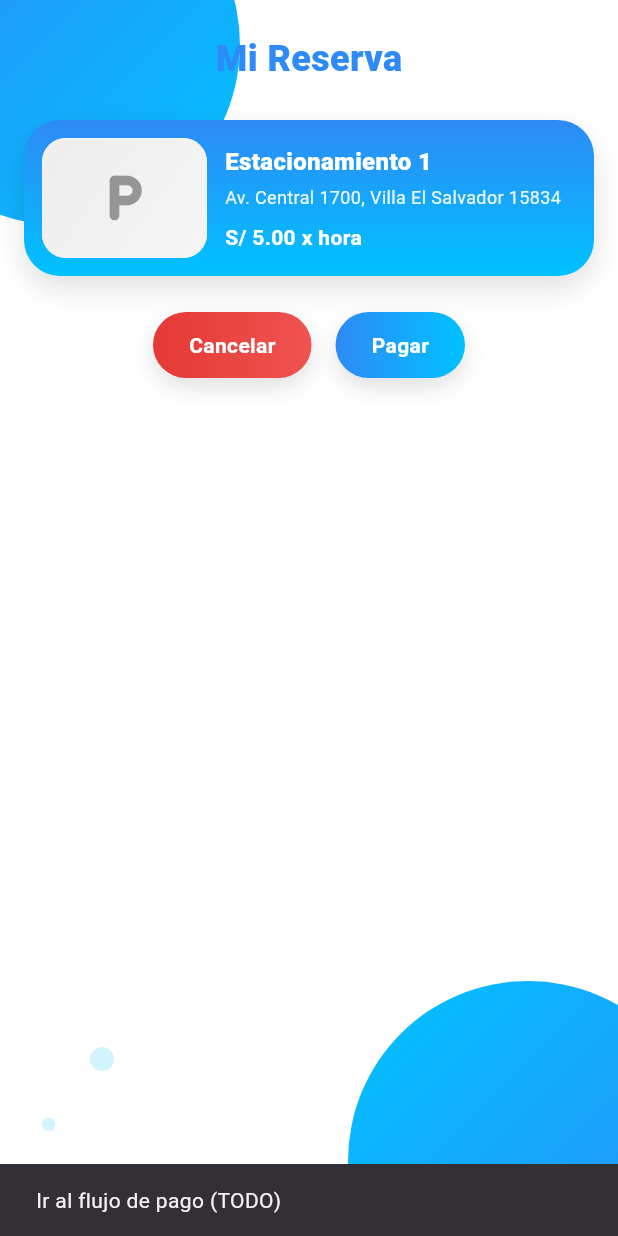
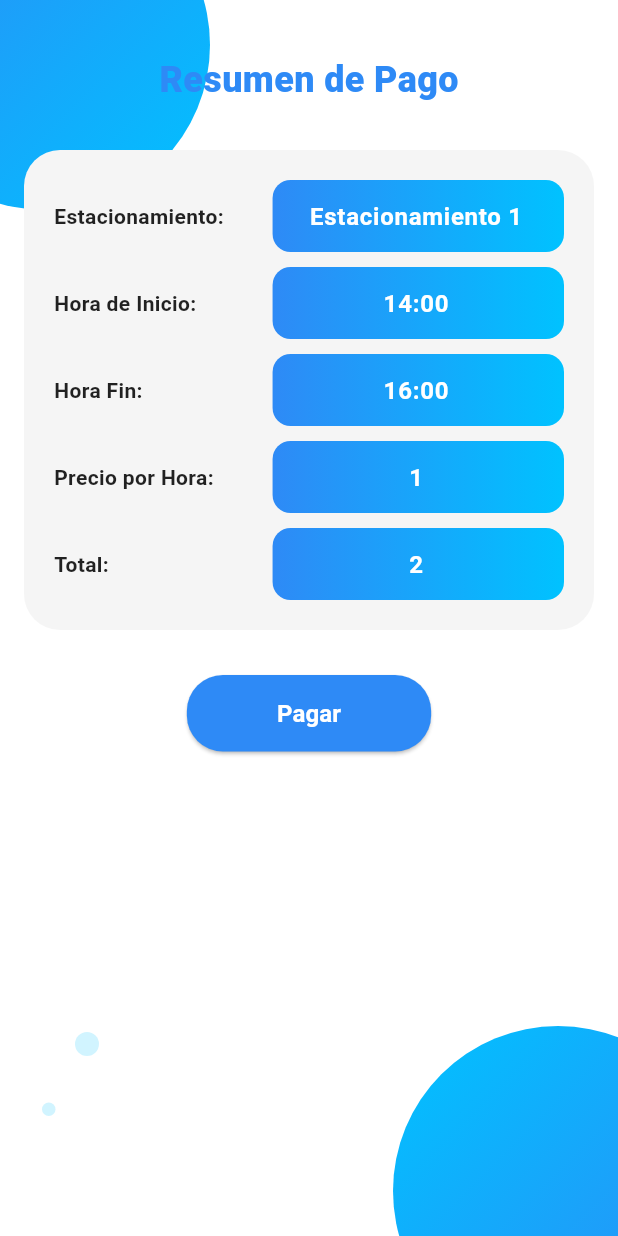
Before and after one commit to FlorMili/garage, a Flutter app: the MyBookingsView screen opened directly, after a tap on "Pagar", on a phone screen of 412 x 824 dp. Run offline on Flutter 3.47's test engine with Material 3 defaults, Android fonts, the phone set to English and light mode, and no system bars; Roboto replaces fonts that are missing (Figtree).

Commit message:
feat(ui): add payment pages

```diff
--- a/lib/screens/my_bookings.dart
+++ b/lib/screens/my_bookings.dart
@@ -1,4 +1,5 @@
 import 'package:flutter/material.dart';
+import 'package:garage/screens/screens.dart';
 
 class MyBookingsView extends StatelessWidget {
   const MyBookingsView({
@@ -18,27 +19,34 @@ class MyBookingsView extends StatelessWidget {
   static const _blueEnd = Color(0xFF00C2FF);
 
   void _onPay(BuildContext context) {
-    ScaffoldMessenger.of(context).showSnackBar(
-      const SnackBar(content: Text('Ir al flujo de pago (TODO)')),
-    );
+    ScaffoldMessenger.of(
+      context,
+    ).showSnackBar(const SnackBar(content: Text('Ir al flujo de pago (TODO)')));
   }
 
   void _onCancel(BuildContext context) async {
     final ok = await showDialog<bool>(
       context: context,
-      builder: (_) => AlertDialog(
+      builder:
+          (_) => AlertDialog(
             title: const Text('Cancelar reserva'),
             content: const Text('¿Seguro que deseas cancelar esta reserva?'),
             actions: [
-          TextButton(onPressed: () => Navigator.pop(context, false), child: const Text('No')),
-          FilledButton(onPressed: () => Navigator.pop(context, true), child: const Text('Sí, cancelar')),
+              TextButton(
+                onPressed: () => Navigator.pop(context, false),
+                child: const Text('No'),
+              ),
+              FilledButton(
+                onPressed: () => Navigator.pop(context, true),
+                child: const Text('Sí, cancelar'),
+              ),
             ],
           ),
     );
     if (ok == true && context.mounted) {
-      ScaffoldMessenger.of(context).showSnackBar(
-        const SnackBar(content: Text('Reserva cancelada')),
-      );
+      ScaffoldMessenger.of(
+        context,
+      ).showSnackBar(const SnackBar(content: Text('Reserva cancelada')));
       // TODO: llamar API para cancelar y actualizar estado
     }
   }
@@ -51,7 +59,11 @@ class MyBookingsView extends StatelessWidget {
         children: [
           // blobs decorativos
           Positioned(top: -90, left: -80, child: _blob(240, 240)),
-          Positioned(bottom: -70, right: -60, child: _blob(240, 240, reverse: true)),
+          Positioned(
+            bottom: -70,
+            right: -60,
+            child: _blob(240, 240, reverse: true),
+          ),
           Positioned(bottom: 110, left: 60, child: _circle(16)),
           Positioned(bottom: 70, left: 28, child: _circle(9)),
           SafeArea(
@@ -93,7 +105,14 @@ class MyBookingsView extends StatelessWidget {
                       _PillButton(
                         text: 'Pagar',
                         colors: const [_blueStart, _blueEnd],
-                        onTap: () => _onPay(context),
+                        onTap: () {
+                          Navigator.push(
+                            context,
+                            MaterialPageRoute(
+                              builder: (_) => const PaymentSummaryPage(),
+                            ),
+                          );
+                        },
                       ),
                     ],
                   ),
@@ -165,7 +184,11 @@ class _BookingCard extends StatelessWidget {
           end: Alignment.topCenter,
         ),
         boxShadow: const [
-          BoxShadow(color: Colors.black12, blurRadius: 16, offset: Offset(0, 8)),
+          BoxShadow(
+            color: Colors.black12,
+            blurRadius: 16,
+            offset: Offset(0, 8),
+          ),
         ],
       ),
       child: Row(
@@ -177,7 +200,8 @@ class _BookingCard extends StatelessWidget {
               width: 110,
               height: 80,
               color: Colors.white,
-              child: imageAsset == null
+              child:
+                  imageAsset == null
                       ? const _ParkingPlaceholder()
                       : Image.asset(imageAsset!, fit: BoxFit.cover),
             ),
@@ -188,13 +212,16 @@ class _BookingCard extends StatelessWidget {
             child: Column(
               crossAxisAlignment: CrossAxisAlignment.start,
               children: [
-                Text(name,
+                Text(
+                  name,
                   maxLines: 1,
                   overflow: TextOverflow.ellipsis,
                   style: const TextStyle(
                     color: Colors.white,
                     fontSize: 16,
-                        fontWeight: FontWeight.w800)),
+                    fontWeight: FontWeight.w800,
+                  ),
+                ),
                 const SizedBox(height: 4),
                 Text(
                   address,
@@ -244,7 +271,11 @@ class _PillButton extends StatelessWidget {
           borderRadius: BorderRadius.circular(26),
           gradient: LinearGradient(colors: colors),
           boxShadow: const [
-            BoxShadow(color: Colors.black12, blurRadius: 12, offset: Offset(0, 6)),
+            BoxShadow(
+              color: Colors.black12,
+              blurRadius: 12,
+              offset: Offset(0, 6),
+            ),
           ],
         ),
         child: Text(
@@ -273,7 +304,11 @@ class _ParkingPlaceholder extends StatelessWidget {
           end: Alignment.bottomRight,
         ),
       ),
-      child: const Icon(Icons.local_parking_rounded, size: 40, color: Colors.black38),
+      child: const Icon(
+        Icons.local_parking_rounded,
+        size: 40,
+        color: Colors.black38,
+      ),
     );
   }
 }
--- /dev/null
+++ b/lib/screens/payment_summary_page.dart
@@ -0,0 +1,199 @@
+import 'package:flutter/material.dart';
+import 'package:garage/screens/screens.dart';
+
+class PaymentSummaryPage extends StatefulWidget {
+  const PaymentSummaryPage({super.key});
+
+  @override
+  State<PaymentSummaryPage> createState() => _PaymentSummaryPageState();
+}
+
+class _PaymentSummaryPageState extends State<PaymentSummaryPage> {
+  final TextEditingController _parkingController = TextEditingController(
+    text: 'Estacionamiento 1',
+  );
+  final TextEditingController _startController = TextEditingController(
+    text: '14:00',
+  );
+  final TextEditingController _endController = TextEditingController(
+    text: '16:00',
+  );
+  final TextEditingController _priceController = TextEditingController(
+    text: '1',
+  );
+  final TextEditingController _totalController = TextEditingController(
+    text: '2',
+  );
+
+  @override
+  Widget build(BuildContext context) {
+    return Scaffold(
+      backgroundColor: Colors.white,
+      body: Stack(
+        children: [
+          // decoraciones tipo blob
+          Positioned(top: -80, left: -80, child: _blob(220, 220)),
+          Positioned(
+            bottom: -80,
+            right: -70,
+            child: _blob(220, 220, reverse: true),
+          ),
+          Positioned(bottom: 120, left: 50, child: _circle(16)),
+          Positioned(bottom: 80, left: 28, child: _circle(9)),
+          SafeArea(
+            child: Padding(
+              padding: const EdgeInsets.symmetric(horizontal: 16, vertical: 16),
+              child: Column(
+                children: [
+                  const SizedBox(height: 20),
+                  const Text(
+                    'Resumen de Pago',
+                    style: TextStyle(
+                      color: Color(0xFF2E8AF6),
+                      fontSize: 24,
+                      fontWeight: FontWeight.w900,
+                    ),
+                  ),
+                  const SizedBox(height: 30),
+                  _summaryCard(),
+                  const SizedBox(height: 30),
+                  _payButton(context),
+                ],
+              ),
+            ),
+          ),
+        ],
+      ),
+    );
+  }
+
+  Widget _summaryCard() {
+    return Container(
+      padding: const EdgeInsets.all(20),
+      decoration: BoxDecoration(
+        color: Colors.grey[100],
+        borderRadius: BorderRadius.circular(24),
+      ),
+      child: Column(
+        children: [
+          _inputField('Estacionamiento:', _parkingController),
+          const SizedBox(height: 10),
+          _inputField('Hora de Inicio:', _startController),
+          const SizedBox(height: 10),
+          _inputField('Hora Fin:', _endController),
+          const SizedBox(height: 10),
+          _inputField('Precio por Hora:', _priceController),
+          const SizedBox(height: 10),
+          _inputField('Total:', _totalController),
+        ],
+      ),
+    );
+  }
+
+  Widget _inputField(String label, TextEditingController controller) {
+    return Row(
+      children: [
+        Expanded(
+          flex: 3,
+          child: Text(
+            label,
+            style: const TextStyle(
+              color: Colors.black87,
+              fontWeight: FontWeight.w600,
+            ),
+          ),
+        ),
+        Expanded(
+          flex: 4,
+          child: Container(
+            decoration: BoxDecoration(
+              gradient: const LinearGradient(
+                colors: [Color(0xFF2E8AF6), Color(0xFF00C2FF)],
+                begin: Alignment.centerLeft,
+                end: Alignment.centerRight,
+              ),
+              borderRadius: BorderRadius.circular(12),
+            ),
+            child: TextField(
+              controller: controller,
+              textAlign: TextAlign.center,
+              style: const TextStyle(
+                color: Colors.white,
+                fontWeight: FontWeight.bold,
+              ),
+              decoration: const InputDecoration(
+                border: InputBorder.none,
+                contentPadding: EdgeInsets.symmetric(vertical: 8),
+              ),
+            ),
+          ),
+        ),
+      ],
+    );
+  }
+
+  Widget _payButton(BuildContext context) {
+    return ElevatedButton(
+      style: ElevatedButton.styleFrom(
+        padding: const EdgeInsets.symmetric(horizontal: 60, vertical: 14),
+        backgroundColor: const Color(0xFF2E8AF6),
+        shape: RoundedRectangleBorder(borderRadius: BorderRadius.circular(24)),
+      ),
+      onPressed: () {
+        ScaffoldMessenger.of(context).showSnackBar(
+          const SnackBar(content: Text('Pago realizado con éxito')),
+        );
+        Navigator.push(
+          context,
+          MaterialPageRoute(
+            builder:
+                (_) => const PaymentSuccessPage(
+                  name: 'Juan Pérez',
+                  plate: 'ABC-123',
+                  paymentDate: '12/10/2025',
+                  hour: '16:00',
+                ),
+          ),
+        );
+      },
+      child: const Text(
+        'Pagar',
+        style: TextStyle(
+          color: Colors.white,
+          fontWeight: FontWeight.w700,
+          fontSize: 16,
+        ),
+      ),
+    );
+  }
+
+  // Decoraciones (mismo estilo que las otras pantallas)
+  Widget _blob(double w, double h, {bool reverse = false}) {
+    return Container(
+      width: w,
+      height: h,
+      decoration: BoxDecoration(
+        gradient: LinearGradient(
+          colors:
+              reverse
+                  ? [const Color(0xFF00C2FF), const Color(0xFF2E8AF6)]
+                  : [const Color(0xFF2E8AF6), const Color(0xFF00C2FF)],
+          begin: Alignment.topLeft,
+          end: Alignment.bottomRight,
+        ),
+        borderRadius: BorderRadius.circular(w),
+      ),
+    );
+  }
+
+  Widget _circle(double d) {
+    return Container(
+      width: d,
+      height: d,
+      decoration: BoxDecoration(
+        color: const Color(0xFF00C2FF).withOpacity(.18),
+        shape: BoxShape.circle,
+      ),
+    );
+  }
+}
--- a/lib/screens/screens.dart
+++ b/lib/screens/screens.dart
@@ -5,3 +5,5 @@ export 'package:garage/screens/search_page.dart';
 export 'package:garage/screens/my_bookings_page.dart';
 export 'package:garage/screens/check_booking.dart';
 export 'package:garage/screens/my_bookings.dart';
+export 'package:garage/screens/payment_summary_page.dart';
+export 'package:garage/screens/payment_success_page.dart';
```
Also changed, not shown: lib/screens/payment_success_page.dart (added, +242 -0 lines). Lines whose indentation alone changed are shown as unchanged.
